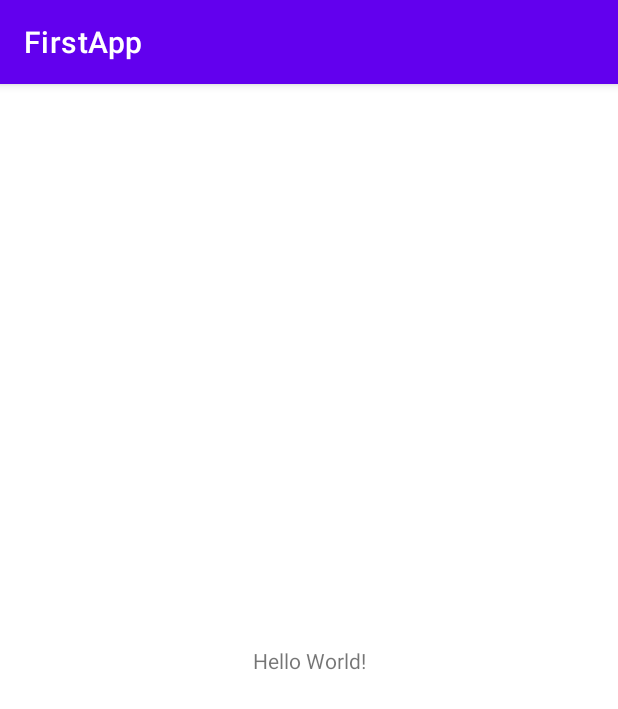
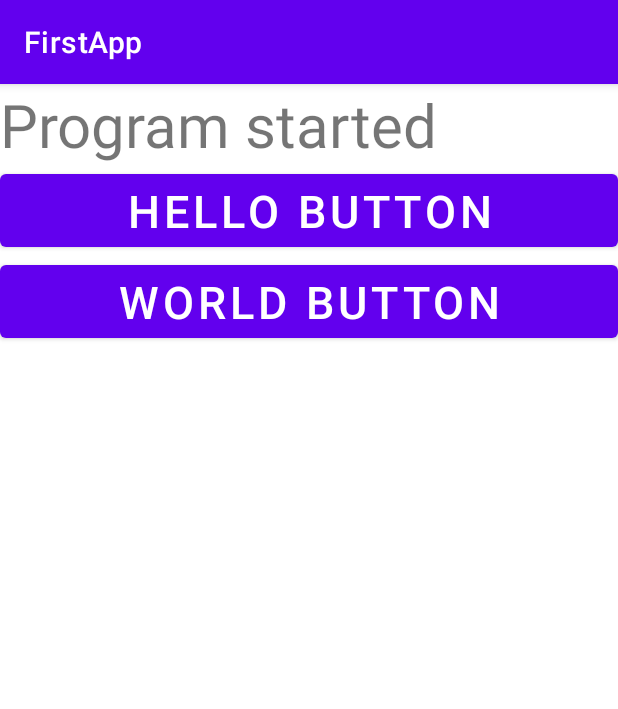
Before and after one commit to scgyong-kpu/spgp_2021, an Android app: the screen it shows after launch (MainActivity), on a phone screen of 412 x 824 dp. Shown: the top 709 px of the screen. Run offline under Robolectric (Android 15) with nearby library versions, the light colour scheme and no system bars.

Commit message:
shows Program started

```diff
--- a/Samples/FirstApp/app/src/main/java/kr/ac/kpu/game/s1234567/firstapp/MainActivity.java
+++ b/Samples/FirstApp/app/src/main/java/kr/ac/kpu/game/s1234567/firstapp/MainActivity.java
@@ -3,6 +3,7 @@
 import androidx.appcompat.app.AppCompatActivity;
 
 import android.os.Bundle;
+import android.widget.TextView;
 
 public class MainActivity extends AppCompatActivity {
 
@@ -10,5 +11,8 @@
     protected void onCreate(Bundle savedInstanceState) {
         super.onCreate(savedInstanceState);
         setContentView(R.layout.activity_main);
+
+        TextView tv = findViewById(R.id.mainTextView);
+        tv.setText("Program started");
     }
 }
--- a/Samples/FirstApp/app/src/main/res/layout/activity_main.xml
+++ b/Samples/FirstApp/app/src/main/res/layout/activity_main.xml
@@ -1,18 +1,30 @@
 <?xml version="1.0" encoding="utf-8"?>
-<androidx.constraintlayout.widget.ConstraintLayout xmlns:android="http://schemas.android.com/apk/res/android"
+<LinearLayout xmlns:android="http://schemas.android.com/apk/res/android"
     xmlns:app="http://schemas.android.com/apk/res-auto"
     xmlns:tools="http://schemas.android.com/tools"
     android:layout_width="match_parent"
     android:layout_height="match_parent"
+    android:orientation="vertical"
     tools:context=".MainActivity">
 
     <TextView
-        android:layout_width="wrap_content"
+        android:id="@+id/mainTextView"
+        android:layout_width="match_parent"
         android:layout_height="wrap_content"
         android:text="Hello World!"
-        app:layout_constraintBottom_toBottomOf="parent"
-        app:layout_constraintLeft_toLeftOf="parent"
-        app:layout_constraintRight_toRightOf="parent"
-        app:layout_constraintTop_toTopOf="parent" />
+        android:textSize="40sp"
+        />
+    <Button
+        android:layout_width="match_parent"
+        android:layout_height="wrap_content"
+        android:text="Hello Button"
+        android:textSize="30sp"
+        />
+    <Button
+        android:layout_width="match_parent"
+        android:layout_height="wrap_content"
+        android:text="World Button"
+        android:textSize="30sp"
+        />
 
-</androidx.constraintlayout.widget.ConstraintLayout>
+</LinearLayout>
```
